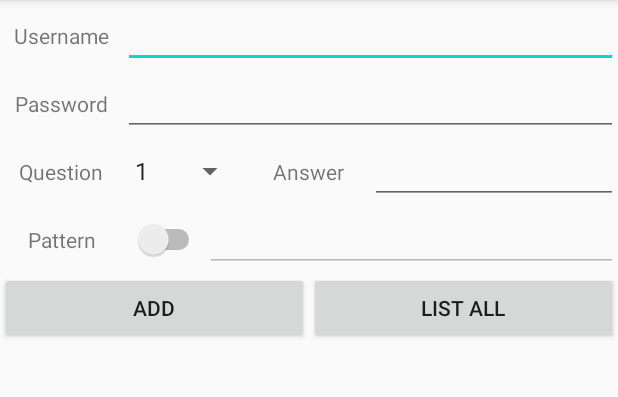
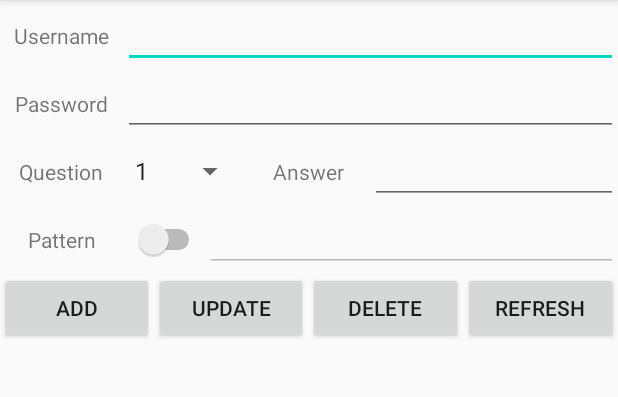
Before and after one commit to OohooBookkeeper/bookkeeper, an Android app: the screen it shows after launch (MainActivity), after a tap on "ADD", on a phone screen of 412 x 824 dp, the part 84-481 px from its top. Run offline under Robolectric (Android 15) with nearby library versions, the phone set to English and light mode, and no system bars; 2 statements that could not run were skipped.

Commit message:
Account database finished

```diff
--- a/app/src/main/AndroidManifest.xml
+++ b/app/src/main/AndroidManifest.xml
@@ -3,13 +3,11 @@
     package="com.example.oohoobkk">
 
     <application
-        android:allowBackup="true"
         android:icon="@mipmap/ic_launcher"
         android:label="@string/app_name"
         android:roundIcon="@mipmap/ic_launcher_round"
         android:supportsRtl="true"
-        android:theme="@style/AppTheme"
-        android:fullBackupContent="">
+        android:theme="@style/AppTheme">
         <activity android:name=".MainActivity">
             <intent-filter>
                 <action android:name="android.intent.action.MAIN" />
--- a/app/src/main/java/com/example/oohoobkk/MainActivity.java
+++ b/app/src/main/java/com/example/oohoobkk/MainActivity.java
@@ -1,46 +1,67 @@
 package com.example.oohoobkk;
 
 import androidx.appcompat.app.AppCompatActivity;
+import androidx.recyclerview.widget.DefaultItemAnimator;
+import androidx.recyclerview.widget.LinearLayoutManager;
+import androidx.recyclerview.widget.RecyclerView;
 
 import android.annotation.SuppressLint;
+import android.app.AlertDialog;
 import android.database.Cursor;
 import android.os.Bundle;
+import android.view.LayoutInflater;
 import android.view.View;
+import android.widget.ArrayAdapter;
 import android.widget.Button;
 import android.widget.CompoundButton;
 import android.widget.EditText;
+import android.widget.LinearLayout;
 import android.widget.Spinner;
 import android.widget.Switch;
 import android.widget.TextView;
+import android.widget.Toast;
 
-import org.w3c.dom.Text;
+import java.math.BigInteger;
+import java.security.MessageDigest;
+import java.security.NoSuchAlgorithmException;
+import java.util.ArrayList;
+import java.util.List;
+import java.util.Objects;
 
 public class MainActivity extends AppCompatActivity {
 
     private AccountHelper accountHelper;
     EditText pat;
-    TextView result;
     EditText tUsrn;
     EditText tPwd;
     Spinner sQuest;
     EditText tAns;
     @SuppressLint("UseSwitchCompatOrMaterialCode")
     Switch paten;
+    RecyclerView list;
+    List<String> uList;
 
     @Override
     protected void onCreate(Bundle savedInstanceState) {
         super.onCreate(savedInstanceState);
         setContentView(R.layout.activity_main);
         accountHelper = new AccountHelper(this, "account.db", null, 1);
-        pat = (EditText) findViewById(R.id.txt_pat);
-        result = (TextView) findViewById(R.id.txt_res);
-        Button bAdd = (Button) findViewById(R.id.btn_add);
-        Button bList = (Button) findViewById(R.id.btn_list);
-        tUsrn = (EditText) findViewById(R.id.txt_usrn);
-        tPwd = (EditText) findViewById(R.id.txt_pwd);
-        sQuest = (Spinner) findViewById(R.id.spinner_q);
-        tAns = (EditText) findViewById(R.id.txt_ans);
-        paten = (Switch) findViewById(R.id.switch_p);
+        pat = findViewById(R.id.txt_pat);
+        Button bAdd = findViewById(R.id.btn_add);
+        Button bList = findViewById(R.id.btn_list);
+        Button bDelete = findViewById(R.id.btn_delete);
+        Button bUpdate = findViewById(R.id.btn_update);
+        tUsrn = findViewById(R.id.txt_usrn);
+        tPwd = findViewById(R.id.txt_pwd);
+        sQuest = findViewById(R.id.spinner_q);
+        tAns = findViewById(R.id.txt_ans);
+        paten = findViewById(R.id.switch_p);
+        list = findViewById(R.id.lst_all);
+        uList = new ArrayList<>();
+        updateAccounts();
+        list.setLayoutManager(new LinearLayoutManager(this));
+        list.setAdapter(new AccountAdapter(uList));
+        list.setItemAnimator(new DefaultItemAnimator());
         paten.setOnCheckedChangeListener(new CompoundButton.OnCheckedChangeListener() {
             @Override
             public void onCheckedChanged(CompoundButton buttonView, boolean isChecked) {
@@ -51,33 +72,74 @@ public class MainActivity extends AppCompatActivity {
             @Override
             public void onClick(View v) {
                 accountHelper.signup(tUsrn.getText().toString(),
-                        tPwd.getText().toString(),
+                        MainActivity.encrypt(tPwd.getText().toString()),
                         Integer.parseInt(sQuest.getSelectedItem().toString()),
                         tAns.getText().toString(),
                         paten.isChecked() ? 1 : 0,
-                        pat.isEnabled() ? Integer.parseInt(pat.getText().toString()) : 0
+                        MainActivity.encrypt(pat.getText().toString())
                         );
             }
         });
         bList.setOnClickListener(new View.OnClickListener() {
             @Override
             public void onClick(View v) {
-                StringBuilder s = new StringBuilder();
+                MainActivity.this.updateAccounts();
+                Objects.requireNonNull(list.getAdapter()).notifyDataSetChanged();
+            }
+        });
+        bDelete.setOnClickListener(new View.OnClickListener() {
+            @Override
+            public void onClick(View v) {
+                accountHelper.delete(tUsrn.getText().toString());
+            }
+        });
+        bUpdate.setOnClickListener(new View.OnClickListener() {
+            @Override
+            public void onClick(View v) {
+                accountHelper.update(tUsrn.getText().toString(),
+                        MainActivity.encrypt(tPwd.getText().toString()),
+                        Integer.parseInt(sQuest.getSelectedItem().toString()),
+                        tAns.getText().toString(),
+                        paten.isChecked() ? 1 : 0,
+                        MainActivity.encrypt(pat.getText().toString())
+                        );
+            }
+        });
+    }
+
+    public void updateAccounts() {
         Cursor c = accountHelper.listall();
+        uList = new ArrayList<>();
         if (c.moveToFirst()) {
             do {
                 String usr = c.getString(c.getColumnIndex("username"));
                 String pwd = c.getString(c.getColumnIndex("password"));
                 int qst = c.getInt(c.getColumnIndex("question"));
                 String ans = c.getString(c.getColumnIndex("answer"));
-                        int ptnen = c.getInt(c.getColumnIndex("patternenabled"));
-                        int ptn = c.getInt(c.getColumnIndex("pattern"));
-                        s.append(usr).append(" ").append(pwd).append(" ").append(qst).append(" ");
-                        s.append(ans).append(" ").append(ptnen).append(" ").append(ptn).append("\n");
+                int pte = c.getInt(c.getColumnIndex("patternenabled"));
+                String ptn = c.getString(c.getColumnIndex("pattern"));
+                List<String> sl = new ArrayList<>();
+                sl.add(usr);
+                sl.add(MainActivity.encrypt(pwd));
+                sl.add(String.valueOf(qst));
+                sl.add(ans);
+                sl.add(String.valueOf(pte));
+                sl.add(MainActivity.encrypt(pwd));
+                uList.add(sl.toString());
             } while (c.moveToNext());
-                    result.setText(s.toString());
         }
+        list.setAdapter(new AccountAdapter(uList));
     }
-        });
+
+    public static String encrypt(String str) {
+        byte[] encrypted = null;
+        try {
+            MessageDigest md5 = MessageDigest.getInstance("md5");
+            encrypted = md5.digest(str.getBytes());
+        } catch (NoSuchAlgorithmException e) {
+            e.printStackTrace();
         }
+        return new BigInteger(1, encrypted).toString(16);
     }
+
+}
--- a/app/src/main/res/layout/activity_main.xml
+++ b/app/src/main/res/layout/activity_main.xml
@@ -129,19 +129,26 @@
             android:layout_weight="1"
             android:text="Add" />
         <Button
+            android:id="@+id/btn_update"
+            android:layout_width="0dp"
+            android:layout_height="wrap_content"
+            android:layout_weight="1"
+            android:text="Update" />
+        <Button
+            android:id="@+id/btn_delete"
+            android:layout_width="0dp"
+            android:layout_height="wrap_content"
+            android:layout_weight="1"
+            android:text="Delete" />
+        <Button
             android:id="@+id/btn_list"
             android:layout_width="0dp"
             android:layout_height="wrap_content"
             android:layout_weight="1"
-            android:text="List all" />
+            android:text="Refresh" />
     </LinearLayout>
-
-    <TextView
-        android:id="@+id/txt_res"
+    <androidx.recyclerview.widget.RecyclerView
+        android:id="@+id/lst_all"
         android:layout_width="match_parent"
-        android:layout_height="0dp"
-        android:layout_weight="1"
-        android:scrollbars="vertical"
-        android:singleLine="false"
-        android:text="" />
+        android:layout_height="match_parent" />
 </LinearLayout>
```
Also changed, not shown: app/src/main/java/com/example/oohoobkk/AccountHelper.java (+35 -2 lines), app/src/main/res/layout/list_item.xml (added, +9 -0 lines). Lines whose indentation alone changed are shown as unchanged.
